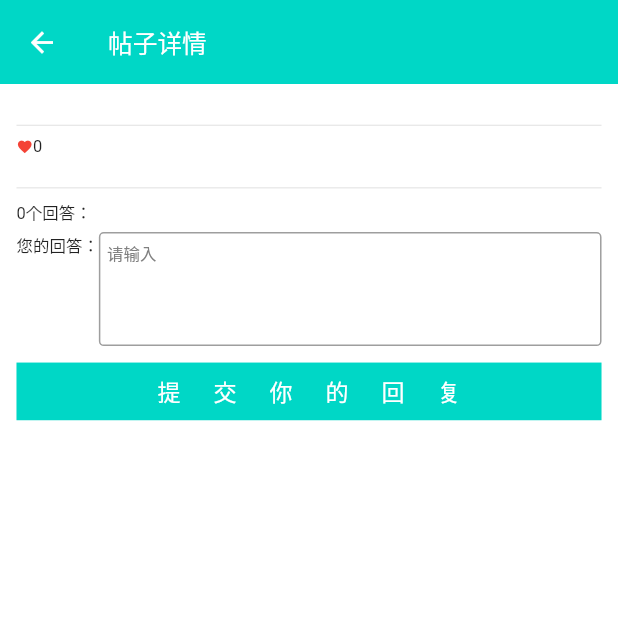
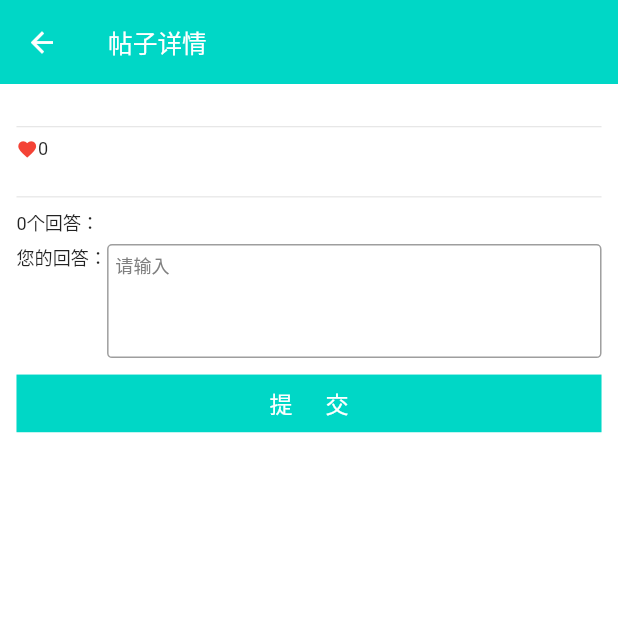
Before and after one commit to tjswk2008/yacai, a Flutter app: the PostDetail screen opened directly with empty values, on a phone screen of 412 x 824 dp, the top half of it. Run offline on Flutter 3.47's test engine with Material 2 defaults, Android fonts, the phone set to English and light mode, and no system bars; our stand-ins replace date_format, dio, flutter_redux, flutter_spinkit, image_picker, redux and 1 more; missing offline and left inert: custom_radio; accounts and stored records are empty; network calls fail.

Commit message:
update font size

```diff
--- a/lib/app/view/message_view.dart
+++ b/lib/app/view/message_view.dart
@@ -39,7 +39,7 @@ class PostList extends State<MessageTab> {
           appBar: new AppBar(
             elevation: 0.0,
             title: new Text(widget._title,
-                style: new TextStyle(fontSize: 20.0*screenWidthInPt/750, color: Colors.white)),
+                style: new TextStyle(fontSize: 30.0*screenWidthInPt/750, color: Colors.white)),
           ),
           body: new SingleChildScrollView(
             child: new Column(
@@ -53,9 +53,10 @@ class PostList extends State<MessageTab> {
                       padding: EdgeInsets.only(top: 5.0*screenWidthInPt/750, right: 15.0*screenWidthInPt/750),
                       child: new Container(
                         height: 60.0*screenWidthInPt/750,
+                        width: 175.0*screenWidthInPt/750,
                         child: RaisedButton(
                           color: Colors.orange[400],
-                          child: Text("我要提问", style: new TextStyle(fontSize: 20.0*screenWidthInPt/750, color: Colors.white),),
+                          child: Text("我要提问", style: new TextStyle(fontSize: 26.0*screenWidthInPt/750, color: Colors.white),),
                           onPressed: () {
                             if(userName == '') {
                               _login();
--- a/lib/app/view/mine_view.dart
+++ b/lib/app/view/mine_view.dart
@@ -95,7 +95,7 @@ class MineTabState extends State<MineTab> {
                                     new Text(
                                         appState.resume == null || appState.resume.jobStatus == '' ? "" : appState.resume.jobStatus,
                                         style: new TextStyle(
-                                            color: Colors.white, fontSize: 18.0*factor)
+                                            color: Colors.white, fontSize: 24.0*factor)
                                     ),
                                   ],
                                 ),
@@ -137,7 +137,7 @@ class MineTabState extends State<MineTab> {
                                 new Padding(
                                   padding: EdgeInsets.only(right: 10.0*factor),
                                 ),
-                                new Text('我的简历', style: TextStyle(fontSize: 22.0*factor),),
+                                new Text('我的简历', style: TextStyle(fontSize: 24.0*factor),),
                               ],
                             ),
                           ),
--- a/lib/app/view/post/post_detail.dart
+++ b/lib/app/view/post/post_detail.dart
@@ -84,7 +84,7 @@ class PostDetailState extends State<PostDetail>
                         text: new TextSpan(
                           text: _post.title,
                           style: new TextStyle(
-                              fontSize: 22.0*factor,
+                              fontSize: 24.0*factor,
                               color: Colors.black
                           ),
                         ),
@@ -94,15 +94,15 @@ class PostDetailState extends State<PostDetail>
                         crossAxisAlignment: CrossAxisAlignment.start,
                         children: <Widget>[
                           new Container(
-                            width: 80.0*factor,
+                            width: 90.0*factor,
                             padding: EdgeInsets.only(right: 15.0*factor),
                             child: new Column(
                               children: <Widget>[
                                 new Row(
                                   crossAxisAlignment: CrossAxisAlignment.center,
                                   children: <Widget>[
-                                    new Icon(Icons.favorite, color: Colors.red, size: 20*factor),
-                                    new Text(_post.votes.toString(), style: new TextStyle(fontSize: 20*factor)),
+                                    new Icon(Icons.favorite, color: Colors.red, size: 26*factor),
+                                    new Text(_post.votes.toString(), style: new TextStyle(fontSize: 22*factor)),
                                   ],
                                 )
                               ],
@@ -116,7 +116,7 @@ class PostDetailState extends State<PostDetail>
                                   text: new TextSpan(
                                     text: _post.detail,
                                     style: new TextStyle(
-                                        fontSize: 16.0*factor,
+                                        fontSize: 22.0*factor,
                                         color: Colors.black
                                     ),
                                   ),
@@ -132,9 +132,9 @@ class PostDetailState extends State<PostDetail>
                                       padding: EdgeInsets.only(
                                         right: 10.0*factor
                                       ),
-                                      child: new Text(_post.askedBy, style: new TextStyle(fontSize: 20*factor)),
+                                      child: new Text(_post.askedBy, style: new TextStyle(fontSize: 22*factor)),
                                     ),
-                                    new Text(_post.askedAt, style: new TextStyle(fontSize: 20*factor)),
+                                    new Text(_post.askedAt, style: new TextStyle(fontSize: 22*factor)),
                                   ],
                                 )
                               ],
@@ -145,14 +145,14 @@ class PostDetailState extends State<PostDetail>
                       new Divider(),
                       new Padding(
                         padding: EdgeInsets.only(bottom: 10.0*factor),
-                        child: new Text('${_post.answers.length}个回答：', style: new TextStyle(fontSize: 20*factor)),
+                        child: new Text('${_post.answers.length}个回答：', style: new TextStyle(fontSize: 22*factor)),
                       ),
                       new AnswerList(_post.answers),
                       new Row(
                         mainAxisAlignment: MainAxisAlignment.spaceBetween,
                         crossAxisAlignment: CrossAxisAlignment.start,
                         children: <Widget>[
-                          new Text("您的回答：", style: new TextStyle(fontSize: 20*factor)),
+                          new Text("您的回答：", style: new TextStyle(fontSize: 22*factor)),
                           new Expanded(child: new TextField(
                             keyboardType: TextInputType.multiline,
                             maxLines: 5,
@@ -162,7 +162,7 @@ class PostDetailState extends State<PostDetail>
                               hintText: "请输入",
                               hintStyle: new TextStyle(
                                   color: const Color(0xFF808080),
-                                  fontSize: 20*factor
+                                  fontSize: 22*factor
                               ),
                               border: new OutlineInputBorder(
                                 borderSide: BorderSide(width: 1.0*factor),
@@ -176,7 +176,7 @@ class PostDetailState extends State<PostDetail>
                       new Container(height: 20.0*factor),
                       new Builder(builder: (ctx) {
                         return new CommonButton(
-                          text: "提交你的回复",
+                          text: "提交",
                           color: new Color.fromARGB(255, 0, 215, 198),
                           onTap: () {
                             if(userName == '') {
--- a/lib/app/view/resume/certification.dart
+++ b/lib/app/view/resume/certification.dart
@@ -35,7 +35,7 @@ class CertificationViewState extends State<CertificationView>
   @override
   Widget build(BuildContext context) {
     double factor = MediaQuery.of(context).size.width/750;
-    TextStyle detailStyle = new TextStyle(fontSize: 16.0*factor, color: Colors.grey);
+    TextStyle detailStyle = new TextStyle(fontSize: 22.0*factor, color: Colors.grey);
     return new InkWell(
       onTap: () {
         if(!widget._editable) return;
@@ -63,7 +63,7 @@ class CertificationViewState extends State<CertificationView>
             children: <Widget>[
               new Row(
                 children: <Widget>[
-                  new Text(widget._certification.name, style: new TextStyle(fontSize: 18.0*factor) ),
+                  new Text(widget._certification.name, style: new TextStyle(fontSize: 24.0*factor) ),
                   new Text("(${widget._certification.code})", style: detailStyle),
                 ],
               ),
--- a/lib/app/view/resume/company_experience.dart
+++ b/lib/app/view/resume/company_experience.dart
@@ -32,7 +32,7 @@ class CompanyExperienceViewState extends State<CompanyExperienceView>
   @override
   Widget build(BuildContext context) {
     double factor = MediaQuery.of(context).size.width/750;
-    TextStyle detailStyle = new TextStyle(fontSize: 16.0*factor, color: Colors.grey);
+    TextStyle detailStyle = new TextStyle(fontSize: 22.0*factor, color: Colors.grey);
     return new InkWell(
       onTap: () {
         if(!widget._editable) return;
@@ -58,7 +58,7 @@ class CompanyExperienceViewState extends State<CompanyExperienceView>
           new Row(
             mainAxisAlignment: MainAxisAlignment.spaceBetween,
             children: <Widget>[
-              new Text(widget._companyExperience.cname, style: new TextStyle(fontSize: 18.0*factor) ),
+              new Text(widget._companyExperience.cname, style: new TextStyle(fontSize: 24.0*factor) ),
               new Text(
                 "${formatDate(DateTime.parse(widget._companyExperience.startTime), [yyyy, '-', mm, '-', dd])}-${widget._companyExperience.endTime == null ? '至今' : formatDate(DateTime.parse(widget._companyExperience.endTime), [yyyy, '-', mm, '-', dd])}",
                 style: detailStyle
@@ -69,7 +69,7 @@ class CompanyExperienceViewState extends State<CompanyExperienceView>
           new Padding(
             padding: EdgeInsets.only(bottom: 5.0*factor),
           ),
-          new Text(widget._companyExperience.detail, style: new TextStyle(fontSize: 18.0*factor)),
+          new Text(widget._companyExperience.detail, style: new TextStyle(fontSize: 22.0*factor)),
         ],
       ),
     );
--- a/lib/app/view/resume/education.dart
+++ b/lib/app/view/resume/education.dart
@@ -34,7 +34,7 @@ class EducationViewState extends State<EducationView>
   @override
   Widget build(BuildContext context) {
     double factor = MediaQuery.of(context).size.width/750;
-    TextStyle detailStyle = new TextStyle(fontSize: 16.0*factor, color: Colors.grey);
+    TextStyle detailStyle = new TextStyle(fontSize: 22.0*factor, color: Colors.grey);
     return new InkWell(
       onTap: () {
         if(!widget._editable) return;
@@ -60,7 +60,7 @@ class EducationViewState extends State<EducationView>
           new Row(
             mainAxisAlignment: MainAxisAlignment.spaceBetween,
             children: <Widget>[
-              new Text(widget._education.name, style: new TextStyle(fontSize: 18.0*factor) ),
+              new Text(widget._education.name, style: new TextStyle(fontSize: 24.0*factor) ),
               new Text(
                 "${formatDate(DateTime.parse(widget._education.startTime), [yyyy, '-', mm])}-${widget._education.endTime == null ? '至今' : formatDate(DateTime.parse(widget._education.endTime), [yyyy, '-', mm])}",
                 style: detailStyle
@@ -71,7 +71,7 @@ class EducationViewState extends State<EducationView>
           new Padding(
             padding: EdgeInsets.only(bottom: 5.0*factor),
           ),
-          new Text(widget._education.detail, style: new TextStyle(fontSize: 18.0*factor)),
+          new Text(widget._education.detail, style: new TextStyle(fontSize: 22.0*factor)),
         ],
       ),
     );
--- a/lib/app/view/resume/project.dart
+++ b/lib/app/view/resume/project.dart
@@ -34,7 +34,7 @@ class ProjectViewState extends State<ProjectView>
   @override
   Widget build(BuildContext context) {
     double factor = MediaQuery.of(context).size.width/750;
-    TextStyle detailStyle = new TextStyle(fontSize: 16.0*factor, color: Colors.grey);
+    TextStyle detailStyle = new TextStyle(fontSize: 22.0*factor, color: Colors.grey);
     return new InkWell(
       onTap: () {
         if(!widget._editable) return;
@@ -60,7 +60,7 @@ class ProjectViewState extends State<ProjectView>
           new Row(
             mainAxisAlignment: MainAxisAlignment.spaceBetween,
             children: <Widget>[
-              new Text(widget._project.name, style: new TextStyle(fontSize: 18.0*factor) ),
+              new Text(widget._project.name, style: new TextStyle(fontSize: 24.0*factor) ),
               new Text(
                 "${formatDate(DateTime.parse(widget._project.startTime), [yyyy, '-', mm, '-', dd])}-${widget._project.endTime == null ? '至今' : formatDate(DateTime.parse(widget._project.endTime), [yyyy, '-', mm, '-', dd])}",
                 style: detailStyle
@@ -71,7 +71,7 @@ class ProjectViewState extends State<ProjectView>
           new Padding(
             padding: EdgeInsets.only(bottom: 5.0*factor),
           ),
-          new Text(widget._project.detail, style: new TextStyle(fontSize: 18.0*factor)),
+          new Text(widget._project.detail, style: new TextStyle(fontSize: 22.0*factor)),
         ],
       ),
     );
--- a/lib/app/view/resume/project_edit.dart
+++ b/lib/app/view/resume/project_edit.dart
@@ -294,7 +294,7 @@ class ProjectEditViewState extends State<ProjectEditView>
                       border: new OutlineInputBorder(
                           borderRadius: BorderRadius.all(Radius.circular(6.0*factor))
                       ),
-                      contentPadding: EdgeInsets.all(10.0*factor)
+                      contentPadding: EdgeInsets.all(15.0*factor)
                     ),
                   ),
                   new Divider(),
```
Also changed, not shown: lib/app/item/postlist_item.dart (+11 -11 lines), lib/app/view/post/answer_list.dart (+7 -7 lines), lib/app/view/resume/job_expectation.dart (+4 -4 lines).
